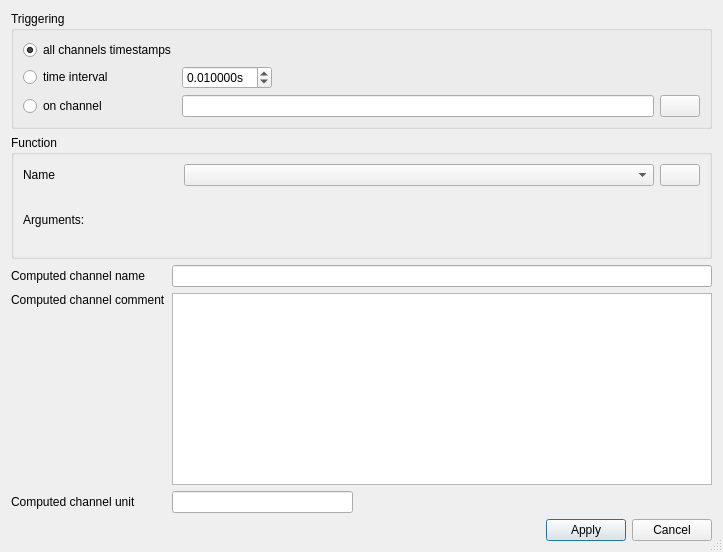
Old version of the form src/asammdf/gui/ui/define_channel_dialog.ui in the repository danielhrisca/asammdf.
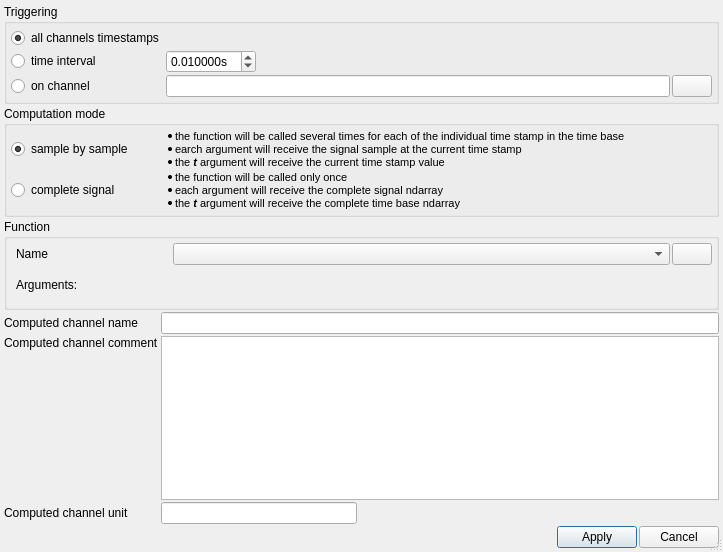
New version of the form. Icons and pictures are not drawn.

Commit message: add sample by sample and complete signal modes for virtual channels

The edit to the form file:
```diff
--- a/src/asammdf/gui/ui/define_channel_dialog.ui
+++ b/src/asammdf/gui/ui/define_channel_dialog.ui
@@ -27,6 +27,21 @@
    <bool>true</bool>
   </property>
   <layout class="QGridLayout" name="gridLayout" rowstretch="0,0,1,0,0,0,0,0" columnstretch="0,0,0,0,0">
+   <property name="leftMargin">
+    <number>4</number>
+   </property>
+   <property name="topMargin">
+    <number>4</number>
+   </property>
+   <property name="rightMargin">
+    <number>4</number>
+   </property>
+   <property name="bottomMargin">
+    <number>4</number>
+   </property>
+   <property name="spacing">
+    <number>2</number>
+   </property>
    <item row="5" column="1" colspan="4">
     <widget class="QPlainTextEdit" name="comment"/>
    </item>
@@ -43,6 +58,21 @@
       <string>Triggering</string>
      </property>
      <layout class="QGridLayout" name="gridLayout_8">
+      <property name="leftMargin">
+       <number>4</number>
+      </property>
+      <property name="topMargin">
+       <number>4</number>
+      </property>
+      <property name="rightMargin">
+       <number>4</number>
+      </property>
+      <property name="bottomMargin">
+       <number>4</number>
+      </property>
+      <property name="spacing">
+       <number>2</number>
+      </property>
       <item row="1" column="2">
        <spacer name="horizontalSpacer_8">
         <property name="orientation">
@@ -233,8 +263,8 @@
           <rect>
            <x>0</x>
            <y>0</y>
-           <width>703</width>
-           <height>115</height>
+           <width>713</width>
+           <height>69</height>
           </rect>
          </property>
          <layout class="QGridLayout" name="arg_layout">
@@ -242,13 +272,16 @@
            <number>9</number>
           </property>
           <property name="topMargin">
-           <number>9</number>
+           <number>4</number>
           </property>
           <property name="rightMargin">
-           <number>9</number>
+           <number>4</number>
           </property>
           <property name="bottomMargin">
-           <number>9</number>
+           <number>4</number>
+          </property>
+          <property name="spacing">
+           <number>2</number>
           </property>
           <item row="0" column="2">
            <widget class="QPushButton" name="show_definition_btn">
@@ -304,6 +337,84 @@
      </layout>
     </widget>
    </item>
+   <item row="1" column="0" colspan="5">
+    <widget class="QGroupBox" name="groupBox_2">
+     <property name="title">
+      <string>Computation mode</string>
+     </property>
+     <layout class="QGridLayout" name="gridLayout_2" columnstretch="0,1">
+      <property name="leftMargin">
+       <number>4</number>
+      </property>
+      <property name="topMargin">
+       <number>4</number>
+      </property>
+      <property name="rightMargin">
+       <number>4</number>
+      </property>
+      <property name="bottomMargin">
+       <number>4</number>
+      </property>
+      <property name="spacing">
+       <number>2</number>
+      </property>
+      <item row="0" column="0">
+       <widget class="QRadioButton" name="sample_by_sample">
+        <property name="text">
+         <string>sample by sample</string>
+        </property>
+        <property name="checked">
+         <bool>true</bool>
+        </property>
+       </widget>
+      </item>
+      <item row="0" column="1">
+       <widget class="QLabel" name="label_24">
+        <property name="text">
+         <string>&lt;!DOCTYPE HTML PUBLIC &quot;-//W3C//DTD HTML 4.0//EN&quot; &quot;http://www.w3.org/TR/REC-html40/strict.dtd&quot;&gt;
+&lt;html&gt;&lt;head&gt;&lt;meta name=&quot;qrichtext&quot; content=&quot;1&quot; /&gt;&lt;meta charset=&quot;utf-8&quot; /&gt;&lt;style type=&quot;text/css&quot;&gt;
+p, li { white-space: pre-wrap; }
+hr { height: 1px; border-width: 0; }
+&lt;/style&gt;&lt;/head&gt;&lt;body style=&quot; font-family:'Segoe UI'; font-size:9pt; font-weight:400; font-style:normal;&quot;&gt;
+&lt;ul style=&quot;margin-top: 0px; margin-bottom: 0px; margin-left: 0px; margin-right: 0px; -qt-list-indent: 1;&quot;&gt;&lt;li style=&quot; font-family:'MS Shell Dlg 2'; font-size:8pt;&quot; style=&quot; margin-top:12px; margin-bottom:0px; margin-left:0px; margin-right:0px; -qt-block-indent:0; text-indent:0px;&quot;&gt;the function will be called several times for each of the individual time stamp in the time base&lt;/li&gt;
+&lt;li style=&quot; font-family:'MS Shell Dlg 2'; font-size:8pt;&quot; style=&quot; margin-top:0px; margin-bottom:0px; margin-left:0px; margin-right:0px; -qt-block-indent:0; text-indent:0px;&quot;&gt;earch argument will receive the signal sample at the current time stamp&lt;/li&gt;
+&lt;li style=&quot; font-family:'MS Shell Dlg 2'; font-size:8pt;&quot; style=&quot; margin-top:0px; margin-bottom:0px; margin-left:0px; margin-right:0px; -qt-block-indent:0; text-indent:0px;&quot;&gt;the&lt;span style=&quot; font-weight:700; font-style:italic;&quot;&gt; t&lt;/span&gt; argument will receive the current time stamp value&lt;/li&gt;&lt;/ul&gt;&lt;/body&gt;&lt;/html&gt;</string>
+        </property>
+        <property name="textFormat">
+         <enum>Qt::RichText</enum>
+        </property>
+        <property name="wordWrap">
+         <bool>false</bool>
+        </property>
+       </widget>
+      </item>
+      <item row="1" column="0">
+       <widget class="QRadioButton" name="complete_signal">
+        <property name="text">
+         <string>complete signal</string>
+        </property>
+        <property name="checked">
+         <bool>false</bool>
+        </property>
+       </widget>
+      </item>
+      <item row="1" column="1">
+       <widget class="QLabel" name="label_25">
+        <property name="text">
+         <string>&lt;!DOCTYPE HTML PUBLIC &quot;-//W3C//DTD HTML 4.0//EN&quot; &quot;http://www.w3.org/TR/REC-html40/strict.dtd&quot;&gt;
+&lt;html&gt;&lt;head&gt;&lt;meta name=&quot;qrichtext&quot; content=&quot;1&quot; /&gt;&lt;meta charset=&quot;utf-8&quot; /&gt;&lt;style type=&quot;text/css&quot;&gt;
+p, li { white-space: pre-wrap; }
+hr { height: 1px; border-width: 0; }
+&lt;/style&gt;&lt;/head&gt;&lt;body style=&quot; font-family:'Segoe UI'; font-size:9pt; font-weight:400; font-style:normal;&quot;&gt;
+&lt;ul style=&quot;margin-top: 0px; margin-bottom: 0px; margin-left: 0px; margin-right: 0px; -qt-list-indent: 1;&quot;&gt;&lt;li style=&quot; font-family:'MS Shell Dlg 2'; font-size:8pt;&quot; style=&quot; margin-top:0px; margin-bottom:0px; margin-left:0px; margin-right:0px; -qt-block-indent:0; text-indent:0px;&quot;&gt;the function will be called only once&lt;/li&gt;
+&lt;li style=&quot; font-family:'MS Shell Dlg 2'; font-size:8pt;&quot; style=&quot; margin-top:0px; margin-bottom:0px; margin-left:0px; margin-right:0px; -qt-block-indent:0; text-indent:0px;&quot;&gt;each argument will receive the complete signal ndarray&lt;/li&gt;&lt;/ul&gt;
+&lt;ul style=&quot;margin-top: 0px; margin-bottom: 0px; margin-left: 0px; margin-right: 0px; -qt-list-indent: 1;&quot;&gt;&lt;li style=&quot; font-family:'MS Shell Dlg 2'; font-size:8pt;&quot; style=&quot; margin-top:0px; margin-bottom:0px; margin-left:0px; margin-right:0px; -qt-block-indent:0; text-indent:0px;&quot;&gt;the&lt;span style=&quot; font-style:italic;&quot;&gt; &lt;/span&gt;&lt;span style=&quot; font-weight:700; font-style:italic;&quot;&gt;t&lt;/span&gt;&lt;span style=&quot; font-style:italic;&quot;&gt; &lt;/span&gt;argument will receive the complete time base ndarray&lt;/li&gt;&lt;/ul&gt;&lt;/body&gt;&lt;/html&gt;</string>
+        </property>
+       </widget>
+      </item>
+     </layout>
+    </widget>
+   </item>
   </layout>
  </widget>
  <resources>
```
The commit also changes 5 other files.
